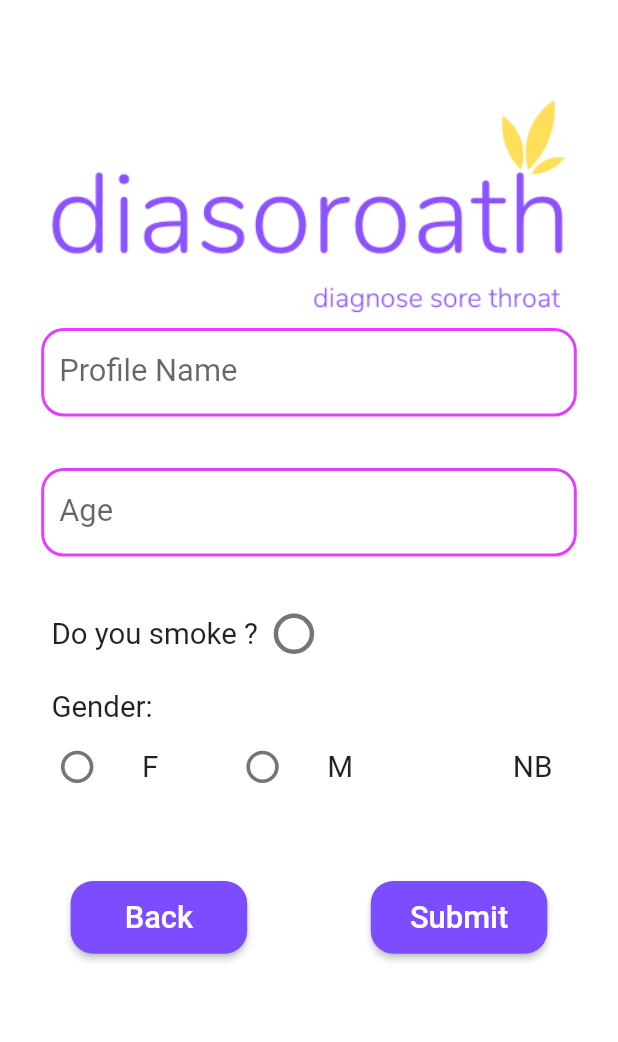
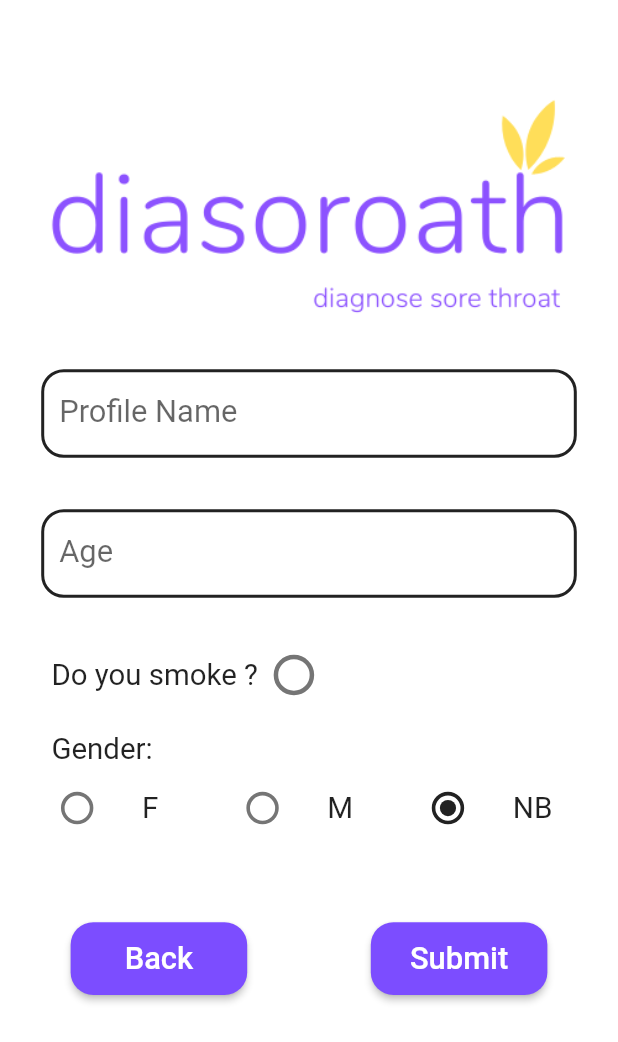
Before and after one commit to atalay55/diasoroath-master, a Flutter app: the RegisterPage screen opened directly, on a phone screen of 412 x 824 dp. Shown: the top 1042 px of the screen. Run offline on Flutter 3.47's test engine with Material 2 defaults, Android fonts, the phone set to English and light mode, and no system bars; our stand-ins replace camera, cloud_firestore, contacts_service, firebase_core, flutter_speed_dial, gallery_saver and 7 more; missing offline and left inert: perfect_volume_control; accounts and stored records are empty.

Commit message:
light mode için renkleri dark mode ile uyumlu hale getirdim

```diff
--- a/lib/Pages/RegisterPage.dart
+++ b/lib/Pages/RegisterPage.dart
@@ -93,7 +93,7 @@ class _RegisterPageState extends State<RegisterPage> {
                   children: [
 
                     Padding(
-                      padding: EdgeInsets.only(top:0.0),
+                      padding: EdgeInsets.only(top:0.0, bottom: width/15),
                       child:isDark ?Image.asset(
                         'images/logo1.png',
                         alignment: Alignment.center,
@@ -124,7 +124,7 @@ class _RegisterPageState extends State<RegisterPage> {
                               BorderSide(width: 2, color: Colors.red),
                               borderRadius: BorderRadius.circular(15.0)),
                           enabledBorder: OutlineInputBorder(
-                            borderSide: BorderSide(width: 2, color: isDark? Colors.white:Colors.purpleAccent),
+                            borderSide: BorderSide(width: 2, color: isDark? Colors.white:Colors.black87),
                             borderRadius: BorderRadius.circular(15.0),),
                           focusedBorder: OutlineInputBorder(
                               borderSide: BorderSide(
@@ -162,7 +162,7 @@ class _RegisterPageState extends State<RegisterPage> {
                               BorderSide(width: 2, color: Colors.red),
                               borderRadius: BorderRadius.circular(15.0)),
                           enabledBorder: OutlineInputBorder(
-                            borderSide: BorderSide(width: 2, color: isDark? Colors.white:Colors.purpleAccent),
+                            borderSide: BorderSide(width: 2, color: isDark? Colors.white:Colors.black87),
                             borderRadius: BorderRadius.circular(15.0),
                           ),
                           focusedBorder: OutlineInputBorder(
@@ -202,7 +202,7 @@ class _RegisterPageState extends State<RegisterPage> {
 
                               ),
                                 child: Checkbox(
-                                activeColor: Colors.white,checkColor: Colors.black,
+                                activeColor: isDark? Colors.white:Colors.black54,checkColor: isDark? Colors.black87:Colors.white ,
 
                              shape:  RoundedRectangleBorder(
                                      borderRadius: BorderRadius.circular(25), //
@@ -256,7 +256,7 @@ class _RegisterPageState extends State<RegisterPage> {
                                 ),
                                 child: RadioListTile<int>(
 
-                                  activeColor: Colors.white,
+                                  activeColor: isDark? Colors.white:Colors.black87,
                                   title: Row(
                                     children: [
                                       Text(
@@ -286,7 +286,7 @@ class _RegisterPageState extends State<RegisterPage> {
                               child: Transform.scale(
                                 scale: 1.2,
                                 child: RadioListTile<int>(
-                                  activeColor: Colors.white,
+                                  activeColor: isDark? Colors.white:Colors.black87,
                                   title: Row(
                                     children: [
                                       Text(
@@ -315,7 +315,7 @@ class _RegisterPageState extends State<RegisterPage> {
                               child: Transform.scale(
                                 scale: 1.2,
                                 child: RadioListTile<int>(
-                                  activeColor: Colors.white,
+                                  activeColor: isDark? Colors.white:Colors.black87,
                                   title: Row(
                                     children: [
                                       Text(
--- a/lib/Pages/Tabs/ReportPage.dart
+++ b/lib/Pages/Tabs/ReportPage.dart
@@ -278,7 +278,7 @@ class _ReportPageState extends State<ReportPage> {
                           decoration: BoxDecoration(
                             borderRadius: BorderRadius.all(Radius.circular(5)),
                             border: Border.all(
-                              color: Colors.white24, // Change this color to the desired border color
+                              color: isDark?  Colors.white24:Colors.black45, // Change this color to the desired border color
                               width: 3.0, // Adjust the border width as needed
                             ),
                          color:  selectedItems.contains(index) ? Colors.white24 : null,
```
Also changed, not shown: lib/Pages/LoginPage.dart (+2 -48 lines), lib/Pages/Tabs/CameraPage.dart (+9 -7 lines), lib/main.dart (+9 -2 lines).
